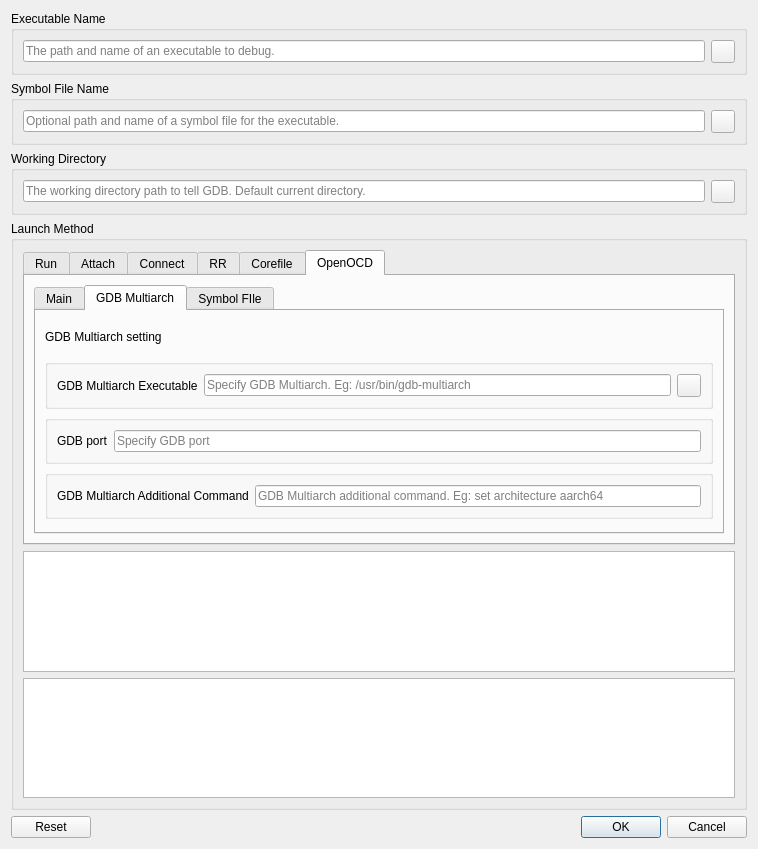
Above: src/SeerDebugDialog.ui from epasveer/seer before the change. Below: the same form after it.
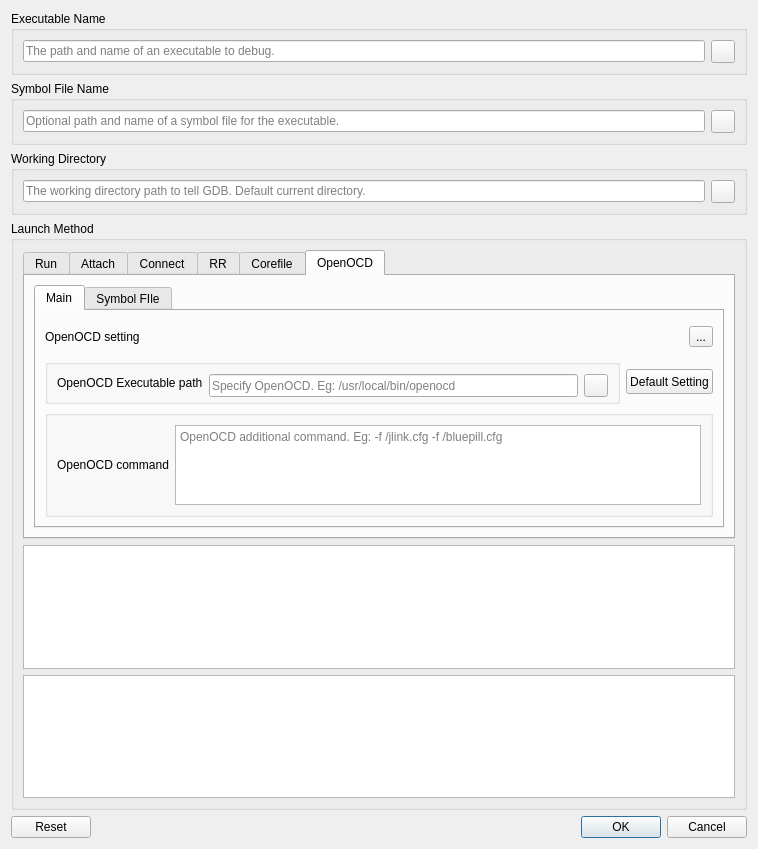
That is the form after the change. The open tabs and pages were chosen to show the change. Icons and pictures are not drawn.

Commit message: Change OpenOCD API

Patch:
```diff
--- a/src/SeerDebugDialog.ui
+++ b/src/SeerDebugDialog.ui
@@ -1096,230 +1096,6 @@
               </item>
              </layout>
             </widget>
-            <widget class="QWidget" name="openOCDGdbMultiarchTab">
-             <attribute name="title">
-              <string>GDB Multiarch</string>
-             </attribute>
-             <layout class="QGridLayout" name="gridLayout_10">
-              <item row="0" column="0">
-               <layout class="QHBoxLayout" name="horizontalLayout_32">
-                <item>
-                 <widget class="QLabel" name="openOCDMainSettingLabel_2">
-                  <property name="text">
-                   <string>GDB Multiarch setting</string>
-                  </property>
-                 </widget>
-                </item>
-                <item>
-                 <spacer name="horizontalSpacer_13">
-                  <property name="orientation">
-                   <enum>Qt::Horizontal</enum>
-                  </property>
-                  <property name="sizeHint" stdset="0">
-                   <size>
-                    <width>1159</width>
-                    <height>33</height>
-                   </size>
-                  </property>
-                 </spacer>
-                </item>
-               </layout>
-              </item>
-              <item row="3" column="0">
-               <widget class="QGroupBox" name="executableNameGroupBox_7">
-                <property name="enabled">
-                 <bool>true</bool>
-                </property>
-                <property name="title">
-                 <string notr="true"/>
-                </property>
-                <property name="alignment">
-                 <set>Qt::AlignLeading|Qt::AlignLeft|Qt::AlignTop</set>
-                </property>
-                <property name="flat">
-                 <bool>false</bool>
-                </property>
-                <layout class="QHBoxLayout" name="horizontalLayout_34">
-                 <item>
-                  <layout class="QHBoxLayout" name="horizontalLayout_23">
-                   <item>
-                    <widget class="QLabel" name="executableOpenOCDPathLabel_3">
-                     <property name="text">
-                      <string>GDB Multiarch Additional Command</string>
-                     </property>
-                    </widget>
-                   </item>
-                   <item>
-                    <widget class="QLineEdit" name="openOCDGdbCommandLineEdit">
-                     <property name="sizePolicy">
-                      <sizepolicy hsizetype="Expanding" vsizetype="Fixed">
-                       <horstretch>0</horstretch>
-                       <verstretch>0</verstretch>
-                      </sizepolicy>
-                     </property>
-                     <property name="toolTip">
-                      <string>GDB Multiarch additional command</string>
-                     </property>
-                     <property name="placeholderText">
-                      <string>GDB Multiarch additional command. Eg: set architecture aarch64</string>
-                     </property>
-                     <property name="clearButtonEnabled">
-                      <bool>true</bool>
-                     </property>
-                    </widget>
-                   </item>
-                  </layout>
-                 </item>
-                </layout>
-               </widget>
-              </item>
-              <item row="2" column="0">
-               <layout class="QHBoxLayout" name="horizontalLayout_31">
-                <item>
-                 <widget class="QGroupBox" name="executableNameGroupBox_3">
-                  <property name="enabled">
-                   <bool>true</bool>
-                  </property>
-                  <property name="title">
-                   <string notr="true"/>
-                  </property>
-                  <property name="alignment">
-                   <set>Qt::AlignLeading|Qt::AlignLeft|Qt::AlignTop</set>
-                  </property>
-                  <property name="flat">
-                   <bool>false</bool>
-                  </property>
-                  <layout class="QHBoxLayout" name="horizontalLayout_15">
-                   <item>
-                    <layout class="QHBoxLayout" name="horizontalLayout_26">
-                     <item>
-                      <widget class="QLabel" name="openOCD_GDB_Port_Label">
-                       <property name="text">
-                        <string>GDB port</string>
-                       </property>
-                      </widget>
-                     </item>
-                     <item>
-                      <widget class="QLineEdit" name="openOCD_GDB_Port_LineEdit">
-                       <property name="sizePolicy">
-                        <sizepolicy hsizetype="Expanding" vsizetype="Fixed">
-                         <horstretch>0</horstretch>
-                         <verstretch>0</verstretch>
-                        </sizepolicy>
-                       </property>
-                       <property name="toolTip">
-                        <string>Specify GDB port</string>
-                       </property>
-                       <property name="placeholderText">
-                        <string>Specify GDB port</string>
-                       </property>
-                       <property name="clearButtonEnabled">
-                        <bool>true</bool>
-                       </property>
-                      </widget>
-                     </item>
-                    </layout>
-                   </item>
-                  </layout>
-                 </widget>
-                </item>
-               </layout>
-              </item>
-              <item row="1" column="0">
-               <widget class="QGroupBox" name="executableNameGroupBox_5">
-                <property name="enabled">
-                 <bool>true</bool>
-                </property>
-                <property name="title">
-                 <string notr="true"/>
-                </property>
-                <property name="alignment">
-                 <set>Qt::AlignLeading|Qt::AlignLeft|Qt::AlignTop</set>
-                </property>
-                <property name="flat">
-                 <bool>false</bool>
-                </property>
-                <layout class="QHBoxLayout" name="horizontalLayout_33">
-                 <item>
-                  <layout class="QHBoxLayout" name="horizontalLayout_19">
-                   <item>
-                    <widget class="QLabel" name="openOcdGdbMultiarchPathLabel">
-                     <property name="text">
-                      <string>GDB Multiarch Executable</string>
-                     </property>
-                    </widget>
-                   </item>
-                   <item>
-                    <widget class="QLineEdit" name="openOcdGdbMultiarchLineEdit">
-                     <property name="sizePolicy">
-                      <sizepolicy hsizetype="Expanding" vsizetype="Fixed">
-                       <horstretch>0</horstretch>
-                       <verstretch>0</verstretch>
-                      </sizepolicy>
-                     </property>
-                     <property name="toolTip">
-                      <string>Specify GDB Multiarch</string>
-                     </property>
-                     <property name="placeholderText">
-                      <string>Specify GDB Multiarch. Eg: /usr/bin/gdb-multiarch</string>
-                     </property>
-                     <property name="clearButtonEnabled">
-                      <bool>true</bool>
-                     </property>
-                    </widget>
-                   </item>
-                   <item>
-                    <widget class="QToolButton" name="openOcdGdbMultiarchExeButton">
-                     <property name="sizePolicy">
-                      <sizepolicy hsizetype="Minimum" vsizetype="Fixed">
-                       <horstretch>0</horstretch>
-                       <verstretch>0</verstretch>
-                      </sizepolicy>
-                     </property>
-                     <property name="minimumSize">
-                      <size>
-                       <width>24</width>
-                       <height>23</height>
-                      </size>
-                     </property>
-                     <property name="maximumSize">
-                      <size>
-                       <width>24</width>
-                       <height>23</height>
-                      </size>
-                     </property>
-                     <property name="toolTip">
-                      <string>Open a dialog to select an executable.</string>
-                     </property>
-                     <property name="text">
-                      <string/>
-                     </property>
-                     <property name="icon">
-                      <iconset resource="resource.qrc">
-                       <normaloff>:/seer/resources/RelaxLightIcons/document-open.svg</normaloff>:/seer/resources/RelaxLightIcons/document-open.svg</iconset>
-                     </property>
-                    </widget>
-                   </item>
-                  </layout>
-                 </item>
-                </layout>
-               </widget>
-              </item>
-              <item row="4" column="0">
-               <spacer name="verticalSpacer_6">
-                <property name="orientation">
-                 <enum>Qt::Vertical</enum>
-                </property>
-                <property name="sizeHint" stdset="0">
-                 <size>
-                  <width>20</width>
-                  <height>40</height>
-                 </size>
-                </property>
-               </spacer>
-              </item>
-             </layout>
-            </widget>
             <widget class="QWidget" name="tab">
              <attribute name="title">
               <string>Symbol FIle</string>
```
The commit also changes 6 other files.
